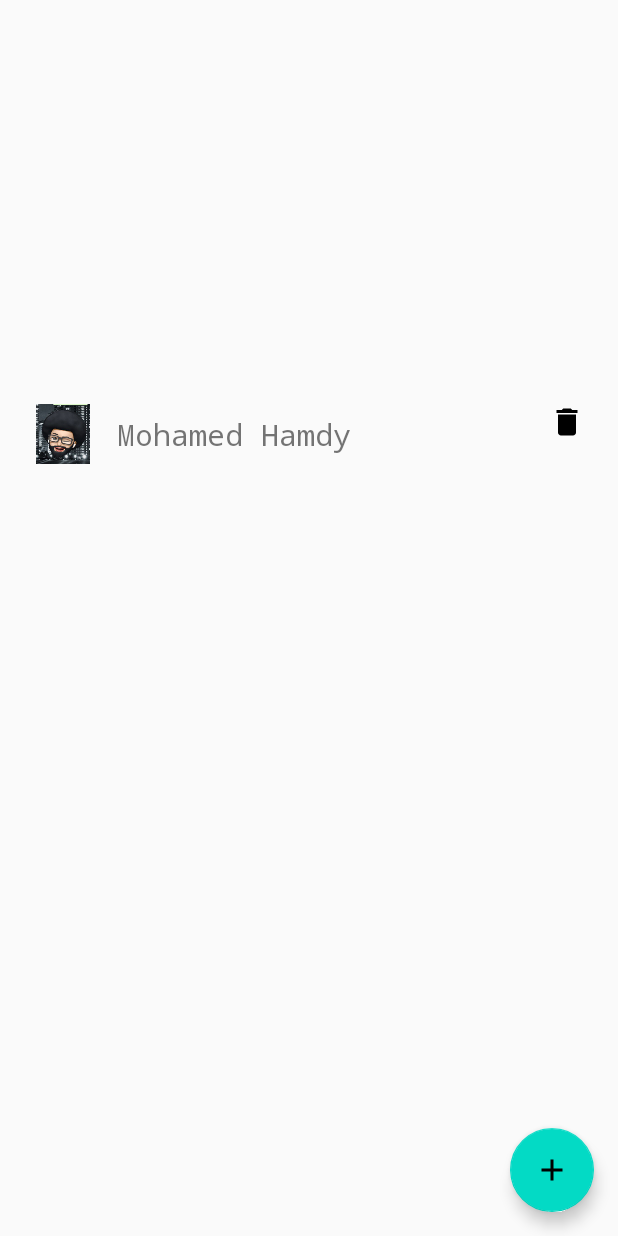
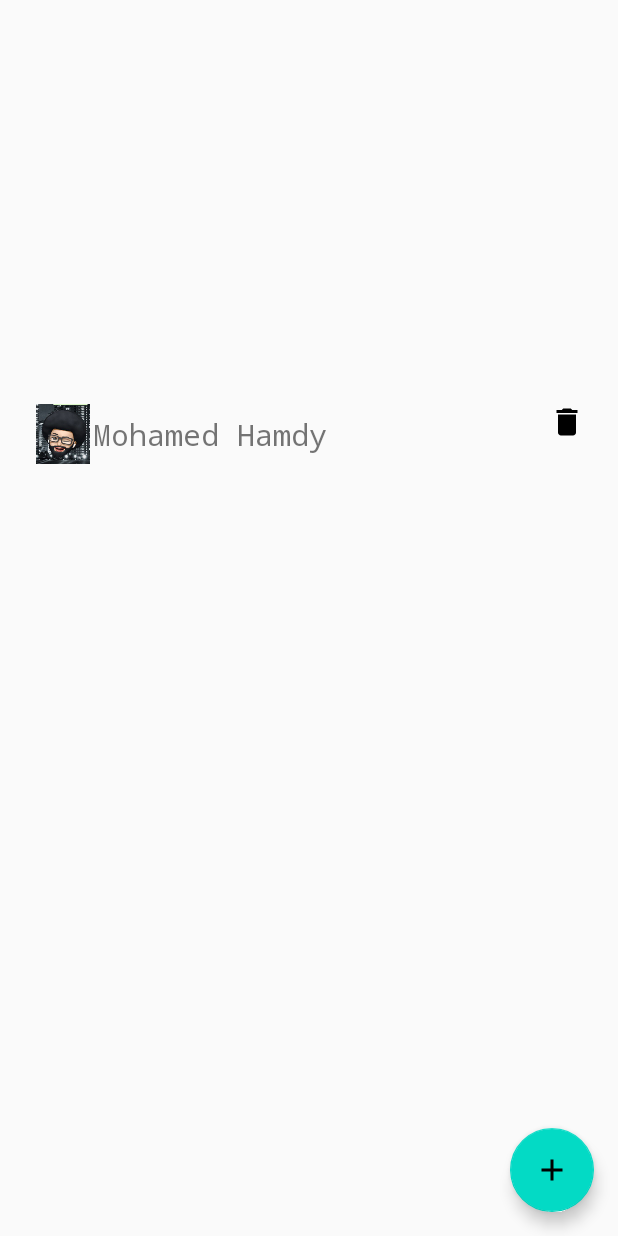
Before and after one commit to mariam45677/test_1, an Android app: the layout activity_main.xml on its own in the app's theme, with its tools: preview values and no code run, scrolled down 576 dp, on a phone screen of 412 x 824 dp. Run offline under Robolectric (Android 15) with nearby library versions, the phone set to English and light mode, and no system bars.

Commit message:
first commit

```diff
--- a/app/src/main/res/layout/activity_main.xml
+++ b/app/src/main/res/layout/activity_main.xml
@@ -13,14 +13,14 @@
         tools:listitem="@layout/rv_items"
         app:layoutManager="androidx.recyclerview.widget.LinearLayoutManager" />
 
-    <com.google.android.material.floatingactionbutton.FloatingActionButton
-        android:id="@+id/fab"
+<com.google.android.material.floatingactionbutton.FloatingActionButton
+
         android:layout_width="wrap_content"
         android:layout_height="wrap_content"
+        app:layout_constraintBottom_toBottomOf="parent"
+        app:layout_constraintEnd_toEndOf="parent"
         android:layout_margin="16dp"
-        android:src="@drawable/ic_add"
-        app:layout_constraintBottom_toBottomOf="parent"
-        app:layout_constraintEnd_toEndOf="parent" />
+        android:src="@drawable/ic_add"/>
 
 
 
--- a/app/src/main/res/layout/rv_items.xml
+++ b/app/src/main/res/layout/rv_items.xml
@@ -9,7 +9,7 @@
 
 
     <ImageView
-        android:id="@+id/img_contact"
+        android:id="@+id/img"
         android:layout_width="40dp"
         android:layout_height="40dp"
       android:layout_margin="22dp"
@@ -20,12 +20,11 @@
         android:id="@+id/tv_name"
         android:layout_width="wrap_content"
         android:layout_height="wrap_content"
-        android:layout_marginStart="16dp"
         android:fontFamily="monospace"
         android:textSize="20sp"
-        app:layout_constraintBottom_toBottomOf="@id/img_contact"
-        app:layout_constraintStart_toEndOf="@id/img_contact"
-        app:layout_constraintTop_toTopOf="@id/img_contact"
+        app:layout_constraintBottom_toBottomOf="@id/img"
+        app:layout_constraintStart_toEndOf="@id/img"
+        app:layout_constraintTop_toTopOf="@id/img"
         tools:text="Mohamed Hamdy"/>
     <ImageView
         android:id="@+id/img_delete"
```
Also changed, not shown: app/build.gradle (+3 -17 lines), app/src/main/java/com/examble/android/AdapterView.java (+40 -12 lines), app/src/main/java/com/examble/android/AddContactActivity.java (+9 -8 lines), app/src/main/java/com/examble/android/Contact.java (+16 -0 lines), app/src/main/java/com/examble/android/MainActivity.java (+18 -8 lines), app/src/main/res/layout/activity_add_contact.xml (+8 -9 lines).
